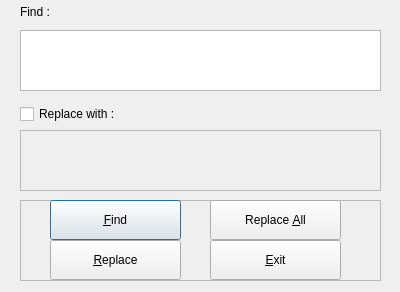
Before: the Qt Designer form searchwindow.ui in zwpwjwtz/MiniPunctor, drawn with Qt 5.
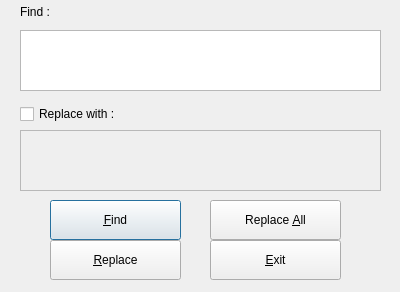
After: the same form once the commit is applied.

Diff of the .ui file:
```diff
--- a/searchwindow.ui
+++ b/searchwindow.ui
@@ -59,7 +59,7 @@
     </rect>
    </property>
    <property name="frameShape">
-    <enum>QFrame::StyledPanel</enum>
+    <enum>QFrame::NoFrame</enum>
    </property>
    <property name="frameShadow">
     <enum>QFrame::Raised</enum>
```
